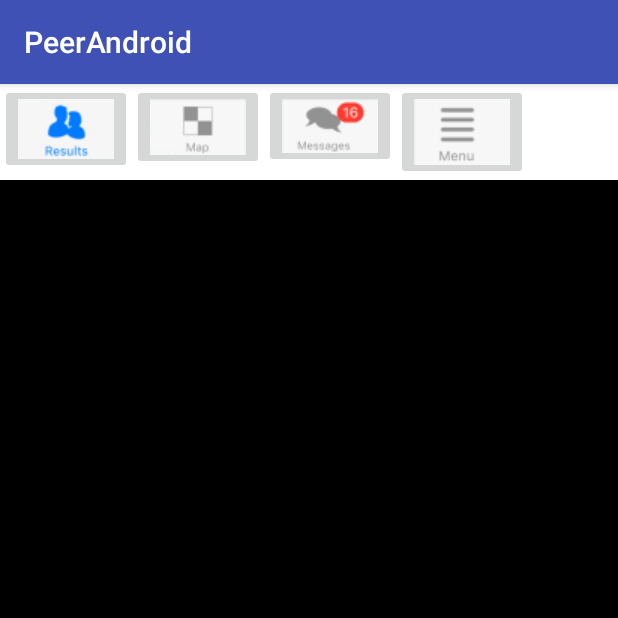
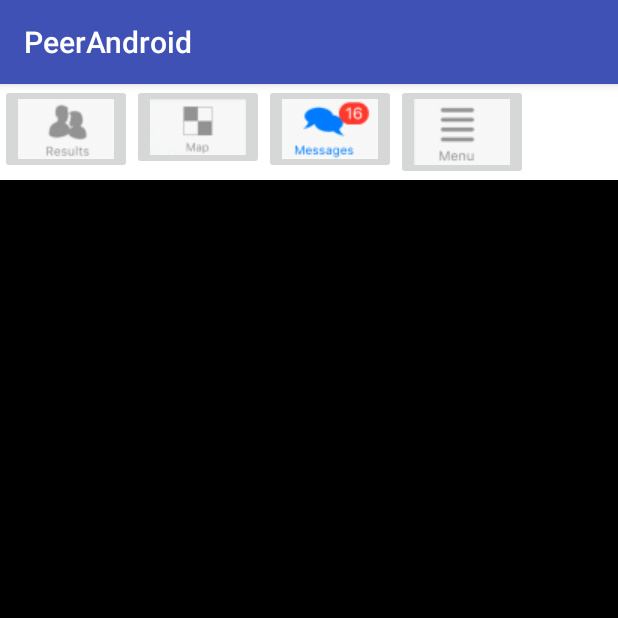
Before and after one commit to dantiags/PeerAndroid, an Android app: the MessagesActivity screen opened directly, with no data from a screen before it, on a phone screen of 412 x 824 dp, the top half of it. Run offline under Robolectric (Android 15) with nearby library versions, the phone set to English and light mode, and no system bars.

Commit message:
More Activities commit....

```diff
--- a/app/src/main/java/com/aycron/peerandroid/HomeActivity.java
+++ b/app/src/main/java/com/aycron/peerandroid/HomeActivity.java
@@ -32,8 +32,6 @@ public class HomeActivity extends AppCompatActivity  implements OnClickListener{
     @Override
     public void onClick(View v) {
         switch (v.getId()){
-            case R.id.imgMenuResults:
-                break;
             case R.id.imgMenuMap:
                 Intent intentMap = new Intent(HomeActivity.this, MapActivity.class);
                 startActivity(intentMap);
--- a/app/src/main/java/com/aycron/peerandroid/MapActivity.java
+++ b/app/src/main/java/com/aycron/peerandroid/MapActivity.java
@@ -34,9 +34,6 @@ public class MapActivity extends AppCompatActivity implements View.OnClickListen
                 Intent intentResults = new Intent(MapActivity.this, HomeActivity.class);
                 startActivity(intentResults);
                 break;
-            case R.id.imgMenuMap:
-
-                break;
             case R.id.imgMenuMessages:
                 Intent intentMessages = new Intent(MapActivity.this, MessagesActivity.class);
                 startActivity(intentMessages);
--- a/app/src/main/java/com/aycron/peerandroid/MessagesActivity.java
+++ b/app/src/main/java/com/aycron/peerandroid/MessagesActivity.java
@@ -1,13 +1,46 @@
 package com.aycron.peerandroid;
 
+import android.content.Intent;
 import android.support.v7.app.AppCompatActivity;
 import android.os.Bundle;
+import android.view.View;
+import android.view.View.*;
+import android.widget.ImageButton;
 
-public class MessagesActivity extends AppCompatActivity {
+public class MessagesActivity extends AppCompatActivity  implements OnClickListener{
+
+    ImageButton resultsButton;
+    ImageButton mapsButton;
+    ImageButton menuButton;
 
     @Override
     protected void onCreate(Bundle savedInstanceState) {
         super.onCreate(savedInstanceState);
         setContentView(R.layout.activity_messages);
+
+        mapsButton = (ImageButton) findViewById(R.id.imgMenuMap);
+        resultsButton = (ImageButton) findViewById(R.id.imgMenuResults);
+        menuButton = (ImageButton) findViewById(R.id.imgMenuMenu);
+
+        mapsButton.setOnClickListener(this);
+        resultsButton.setOnClickListener(this);
+        menuButton.setOnClickListener(this);
+    }
+
+    @Override
+    public void onClick(View v) {
+        switch (v.getId()){
+            case R.id.imgMenuResults:
+                Intent intentResults = new Intent(MessagesActivity.this, HomeActivity.class);
+                startActivity(intentResults);
+                break;
+            case R.id.imgMenuMap:
+                Intent intentMap = new Intent(MessagesActivity.this, MapActivity.class);
+                startActivity(intentMap);
+                break;
+            case R.id.imgMenuMenu:
+                break;
+
+        }
     }
 }
--- a/app/src/main/res/layout/activity_messages.xml
+++ b/app/src/main/res/layout/activity_messages.xml
@@ -21,7 +21,7 @@
             android:layout_width="wrap_content"
             android:layout_height="wrap_content"
             android:id="@+id/imgMenuResults"
-            android:src="@drawable/menuresults"
+            android:src="@drawable/menuresults_disabled"
             android:layout_alignParentBottom="true"
             android:layout_alignParentLeft="true"
             android:layout_alignParentStart="true" />
@@ -39,7 +39,7 @@
             android:layout_width="wrap_content"
             android:layout_height="wrap_content"
             android:id="@+id/imgMenuMessages"
-            android:src="@drawable/menumessages_disabled"
+            android:src="@drawable/menumessages"
             android:layout_alignParentBottom="true"
             android:layout_toLeftOf="@+id/imageYes"
             android:layout_toStartOf="@+id/imageYes" />
```
